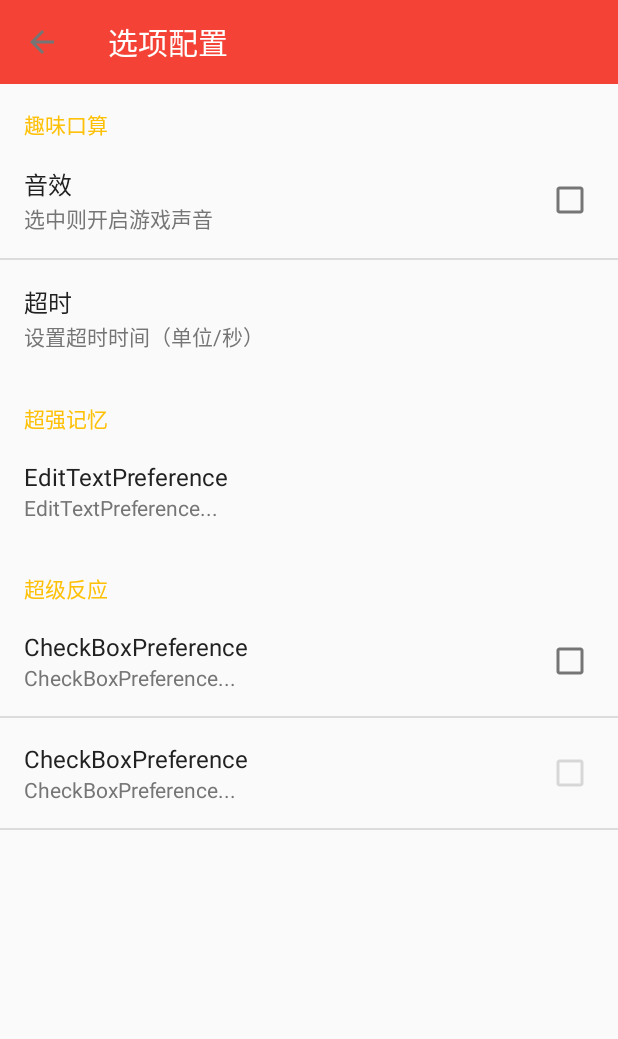
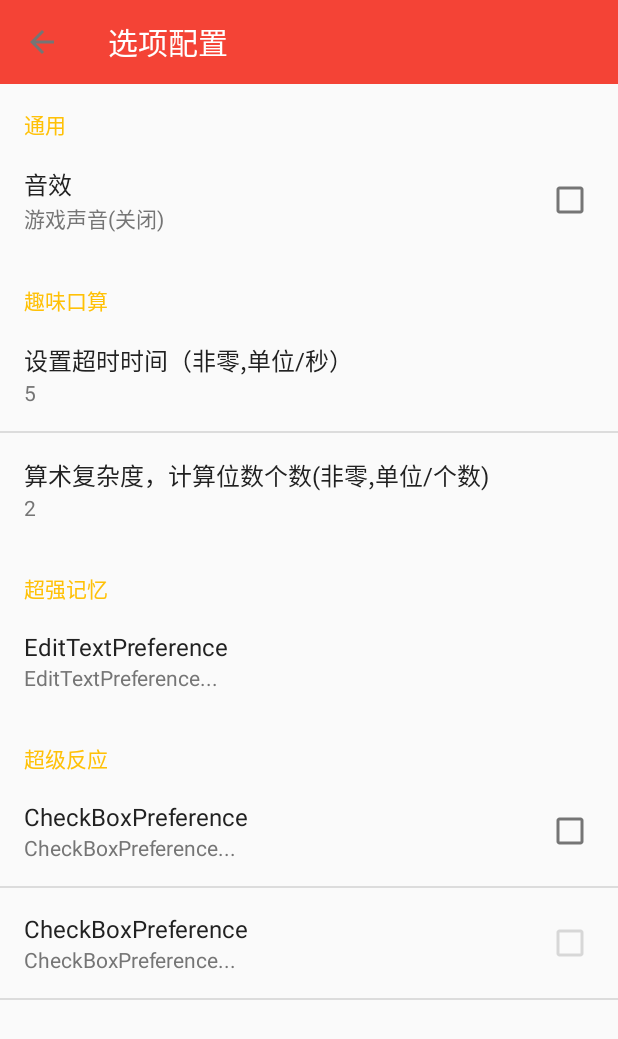
Before and after one commit to chenkezhao/Thought, an Android app: the SettingActivity screen opened directly, with no data from a screen before it, on a phone screen of 412 x 824 dp. Shown: the top 1039 px of the screen. Run offline under Robolectric (Android 15) with nearby library versions, the phone set to English and light mode, and no system bars.

Commit message:
设置选项

```diff
--- a/app/src/main/java/com/ckz/thought/app/SettingActivity.java
+++ b/app/src/main/java/com/ckz/thought/app/SettingActivity.java
@@ -1,14 +1,18 @@
 package com.ckz.thought.app;
 
 import android.os.Bundle;
+import android.preference.EditTextPreference;
+import android.preference.Preference;
 import android.preference.PreferenceActivity;
 import android.support.v7.widget.Toolbar;
 import android.view.LayoutInflater;
 import android.view.MenuItem;
 import android.view.View;
 import android.widget.LinearLayout;
+import android.widget.Toast;
 
 import com.ckz.thought.R;
+import com.ckz.thought.utils.MessageUtils;
 
 /**
  *
@@ -16,6 +20,9 @@ import com.ckz.thought.R;
  */
 
 public class SettingActivity extends PreferenceActivity {
+	private EditTextPreference etp_timeout;
+	private EditTextPreference etp_complexity;
+
 	@Override
 	protected void onCreate(Bundle savedInstanceState) {
 		super.onCreate(savedInstanceState);
@@ -32,6 +39,43 @@ public class SettingActivity extends PreferenceActivity {
 //		actionBar.setDisplayHomeAsUpEnabled(true);
 //		setTitle("服务器设置");
 		addPreferencesFromResource(R.xml.setting_preference);
+
+
+		// 1 获取超时时间Preference
+		etp_timeout = (EditTextPreference) findPreference("et_arithmetic_timeout");
+		// 2 设置超时时间Preference变更监听器
+		etp_timeout.setOnPreferenceChangeListener(new Preference.OnPreferenceChangeListener() {
+
+			@Override
+			public boolean onPreferenceChange(Preference preference,
+											  Object newValue) {
+
+				// 根据新的 Preference 值设置Summary
+				if("0".equals(newValue+"") || "".equals(newValue+"")){
+					Toast.makeText(SettingActivity.this,"不能设置为0或空",Toast.LENGTH_SHORT).show();
+					return false;
+				}else {
+					etp_timeout.setSummary(newValue+"");
+				}
+				return true;
+			}
+		});
+		//算术复杂性
+		etp_complexity = (EditTextPreference) findPreference("et_arithmetic_complexity");
+		etp_complexity.setOnPreferenceChangeListener(new Preference.OnPreferenceChangeListener() {
+
+			@Override
+			public boolean onPreferenceChange(Preference preference,
+											  Object newValue) {
+				if("0".equals(newValue+"") || "".equals(newValue+"")){
+					Toast.makeText(SettingActivity.this,"不能设置为0或空",Toast.LENGTH_SHORT).show();
+					return false;
+				}else {
+					etp_complexity.setSummary(newValue+"");
+				}
+				return true;
+			}
+		});
 	}
 
 
--- a/app/src/main/res/values/strings.xml
+++ b/app/src/main/res/values/strings.xml
@@ -1,5 +1,5 @@
 <resources>
-    <string name="app_name">NaoZi的脑</string>
+    <string name="app_name">超级大脑</string>
     <string name="app_home_welcomes_1">NaoZi的脑</string>
     <string name="app_home_welcomes_2">脑子的集中训练营，带我飞、带我装B</string>
     <string name="app_home_copyright">Copyright@陈科肇</string>
--- a/app/src/main/res/xml/setting_preference.xml
+++ b/app/src/main/res/xml/setting_preference.xml
@@ -1,22 +1,34 @@
 <?xml version="1.0" encoding="utf-8"?>
 <PreferenceScreen xmlns:android="http://schemas.android.com/apk/res/android">
 
-    <PreferenceCategory android:title="趣味口算">
+    <PreferenceCategory android:title="通用">
         <CheckBoxPreference
             android:key="cb_arithmetic_music"
             android:title="音效"
             android:checked="true"
-            android:summary="选中则开启游戏声音"/>
+            android:summaryOn="游戏声音(开启)"
+            android:summaryOff="游戏声音(关闭)"/>
 
+    </PreferenceCategory>
+    <PreferenceCategory android:title="趣味口算">
         <EditTextPreference
             android:dialogTitle="设置超时时间（单位/秒）"
-            android:negativeButtonText="返回"
+            android:negativeButtonText="取消"
             android:positiveButtonText="确定"
             android:key="et_arithmetic_timeout"
-            android:title="超时"
-            android:summary="设置超时时间（单位/秒）"
+            android:title="设置超时时间（非零,单位/秒）"
+            android:summary="5"
             android:inputType="number"
             android:defaultValue="5"/>
+        <EditTextPreference
+            android:dialogTitle="计算位数个数"
+            android:negativeButtonText="取消"
+            android:positiveButtonText="确定"
+            android:key="et_arithmetic_complexity"
+            android:title="算术复杂度，计算位数个数(非零,单位/个数)"
+            android:summary="2"
+            android:inputType="number"
+            android:defaultValue="2"/>
 
     </PreferenceCategory>
 
```
Also changed, not shown: app/src/main/java/com/ckz/thought/app/ArithmeticActivity.java (+13 -8 lines), app/src/main/java/com/ckz/thought/utils/PreferenceUtils.java (+7 -0 lines).
